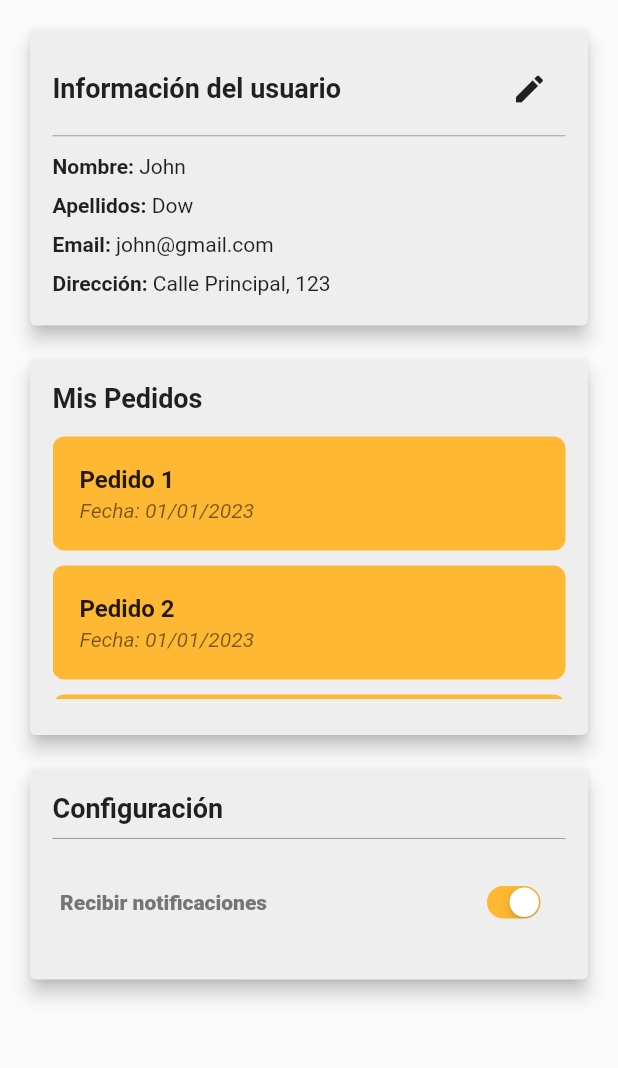
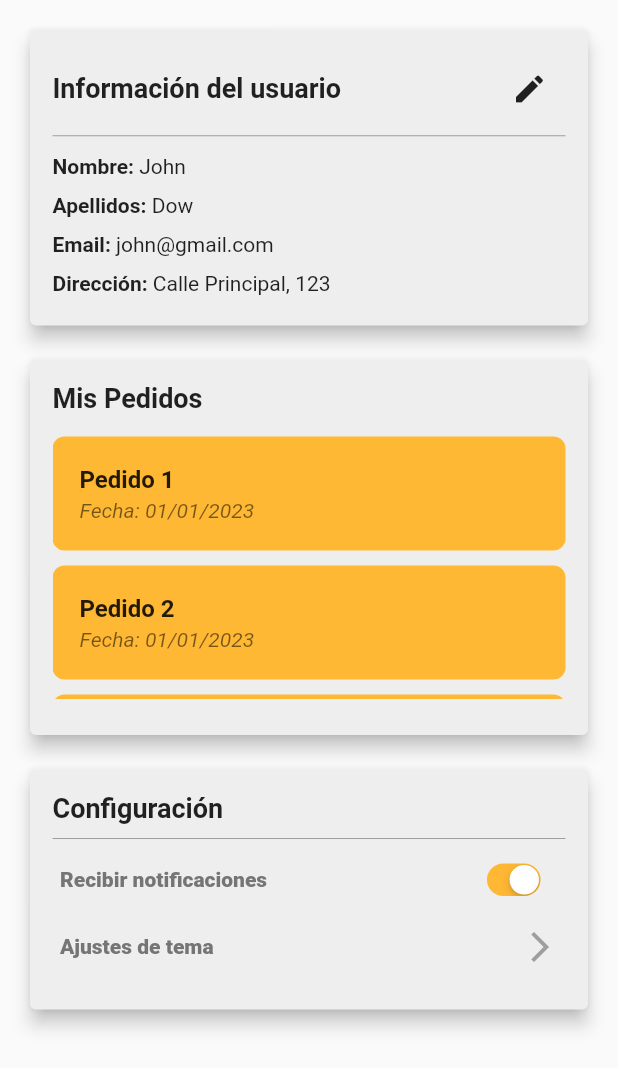
Before and after one commit to luiis03/Delivery_app, a Flutter app: the PerfilPage screen opened directly, on a phone screen of 412 x 824 dp. Shown: the top 1068 px of the screen. Run offline on Flutter 3.47's test engine with Material 3 defaults, Android fonts, the phone set to English and light mode, and no system bars; our stand-ins replace curved_navigation_bar, dots_indicator, firebase_auth, firebase_core, get, shared_preferences; missing offline and left inert: clip_shadowx, icon_badge; accounts and stored records are empty; network calls fail; Roboto replaces fonts that are missing (Metropolis).

Commit message:
añadido ajustes de tema, icono al carrito

```diff
--- /dev/null
+++ b/lib/api/repository/impl/perfil_repository_impl.dart
@@ -0,0 +1,15 @@
+import 'package:shared_preferences/shared_preferences.dart';
+
+import '../../../pages/perfil/perfil_page.dart';
+import '../perfil_repository.dart';
+
+class PerfilRepositoryImpl implements PerfilRepository{
+
+  @override
+  Future<void> guardarTema(Tema temaSeleccionado) async {
+    String tema = temaSeleccionado.toString();
+    SharedPreferences prefs = await SharedPreferences.getInstance();
+    await prefs.setString('Tema', tema);
+  }
+
+}
--- /dev/null
+++ b/lib/api/repository/perfil_repository.dart
@@ -0,0 +1,7 @@
+import '../../pages/perfil/perfil_page.dart';
+
+abstract class PerfilRepository {
+
+  Future<void> guardarTema(Tema temaSeleccionado);
+
+}
--- a/lib/pages/carrito/carrito_page.dart
+++ b/lib/pages/carrito/carrito_page.dart
@@ -150,7 +150,7 @@ class _CarritoPageState extends State<CarritoPage> {
                   ),
                 ),
               ),
-              SizedBox(height: 25),
+              SizedBox(height: 12),
               Card(
                 color: Colors.grey[200],
                 elevation: 5.0,
--- a/lib/pages/perfil/perfil_page.dart
+++ b/lib/pages/perfil/perfil_page.dart
@@ -3,6 +3,7 @@ import 'package:flutter/cupertino.dart';
 import 'package:flutter/material.dart';
 import 'package:shared_preferences/shared_preferences.dart';
 
+import '../../api/repository/impl/perfil_repository_impl.dart';
 import '../../models/usuario.dart';
 import '../../utils/colors.dart';
 import 'package:firebase_auth/firebase_auth.dart';
@@ -11,6 +12,8 @@ class PerfilPage extends StatefulWidget {
   @override
   _PerfilPageState createState() => _PerfilPageState();
 }
+
+enum Tema {claro, oscuro}
 
 class _PerfilPageState extends State<PerfilPage> {
   static const routeName = "/perfilPage";
@@ -27,6 +30,7 @@ class _PerfilPageState extends State<PerfilPage> {
   final formKey = GlobalKey<FormState>();
   List<String> misPedidos = ['Pedido 1', 'Pedido 2', 'Pedido 3'];
   bool _valNotificaciones = true; //notificaciones
+  Tema _temaSeleccionado = Tema.claro;
 
   onChangeFunctionNotifications(bool newValue1){
     setState(() {
@@ -39,7 +43,19 @@ class _PerfilPageState extends State<PerfilPage> {
     SharedPreferences prefs = await SharedPreferences.getInstance();
     setState(() {
       _valNotificaciones = prefs.getBool('Notificaciones') ?? true;
+      _temaSeleccionado = _obtenerTemaGuardado(prefs.getString('Tema'));
     });
+  }
+
+  Tema _obtenerTemaGuardado(String? tema) {
+    switch (tema) {
+      case 'Tema.claro':
+        return Tema.claro;
+      case 'Tema.oscuro':
+        return Tema.oscuro;
+      default:
+        return Tema.claro;
+    }
   }
 
   @override
@@ -170,7 +186,7 @@ class _PerfilPageState extends State<PerfilPage> {
                 color: Colors.grey[200],
                 elevation: 5.0,
                 child: Container(
-                  height: 140.0, // Ajusta la altura del Card según tus preferencias
+                  height: 160.0, // Ajusta la altura del Card según tus preferencias
                   padding: const EdgeInsets.all(15.0),
                   child: Column(
                     crossAxisAlignment: CrossAxisAlignment.start,
@@ -193,9 +209,11 @@ class _PerfilPageState extends State<PerfilPage> {
                       Divider(height: 20, color: Colors.grey),
                       // Lista de pedidos
                       Container(
-                        height: 60.0, // Ajusta la altura de la lista según tus preferencias
+                        height: 30.0, // Ajusta la altura de la lista según tus preferencias
                         child: buildNotificacionOption("Recibir notificaciones", _valNotificaciones, onChangeFunctionNotifications),
                       ),
+                      SizedBox(height: 15),
+                      buildTemaOption(context, "Ajustes de tema",_temaSeleccionado),
                     ],
                   ),
                 ),
@@ -269,6 +287,66 @@ class _PerfilPageState extends State<PerfilPage> {
           ],
         );
       },
+    );
+  }
+
+  GestureDetector buildTemaOption(BuildContext context, String title, Tema tema) {
+    return GestureDetector(
+      onTap: () async {
+        final seleccionado = await showDialog<Tema>(
+          context: context,
+          builder: (BuildContext context) {
+            return AlertDialog(
+              title: Text(title),
+              content: Column(
+                mainAxisSize: MainAxisSize.min,
+                children: [
+                  RadioListTile<Tema>(
+                    title: const Text("Tema claro"),
+                    value: Tema.claro,
+                    groupValue: tema,
+                    onChanged: (Tema? val) {
+                      Navigator.of(context).pop(val);
+                    },
+                  ),
+                  RadioListTile<Tema>(
+                    title: const Text("Tema oscuro"),
+                    value: Tema.oscuro,
+                    groupValue: tema,
+                    onChanged: (Tema? val) {
+                      Navigator.of(context).pop(val);
+                    },
+                  ),
+                ],
+              ),
+              actions: [
+                TextButton(
+                  onPressed: () {
+                    Navigator.of(context).pop();
+                  },
+                  child: const Text("Cerrar"),
+                )
+              ],
+            );
+          },
+        );
+        if (seleccionado != null) {
+          setState(() {
+            _temaSeleccionado = seleccionado;
+          });
+          PerfilRepositoryImpl().guardarTema(_temaSeleccionado);
+        }
+      },
+      child: Padding(
+        padding: const EdgeInsets.symmetric(vertical: 5, horizontal: 5),
+        child: Row(
+          mainAxisAlignment: MainAxisAlignment.spaceBetween,
+          children: [
+            Text(title, style: TextStyle(fontWeight: FontWeight.w800, color: Colors.grey[600])),
+            const Icon(Icons.arrow_forward_ios, color: Colors.grey),
+          ],
+        ),
+      ),
     );
   }
 
--- a/pubspec.yaml
+++ b/pubspec.yaml
@@ -22,6 +22,8 @@ dependencies:
   firebase_core: 2.24.2
   firebase_auth: ^4.10.0
   carousel_slider: ^4.2.1
+  badges: ^3.1.2
+  icon_badge: ^1.0.0
 
 
   # The following adds the Cupertino Icons font to your application.
```
Also changed, not shown: lib/pages/home/main_page.dart (+9 -1 lines), pubspec.lock.
